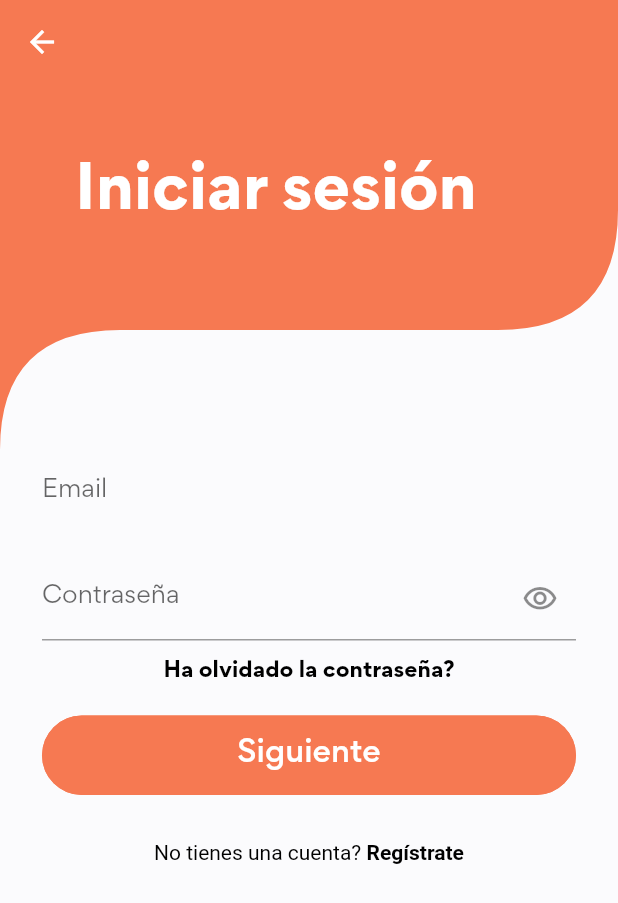
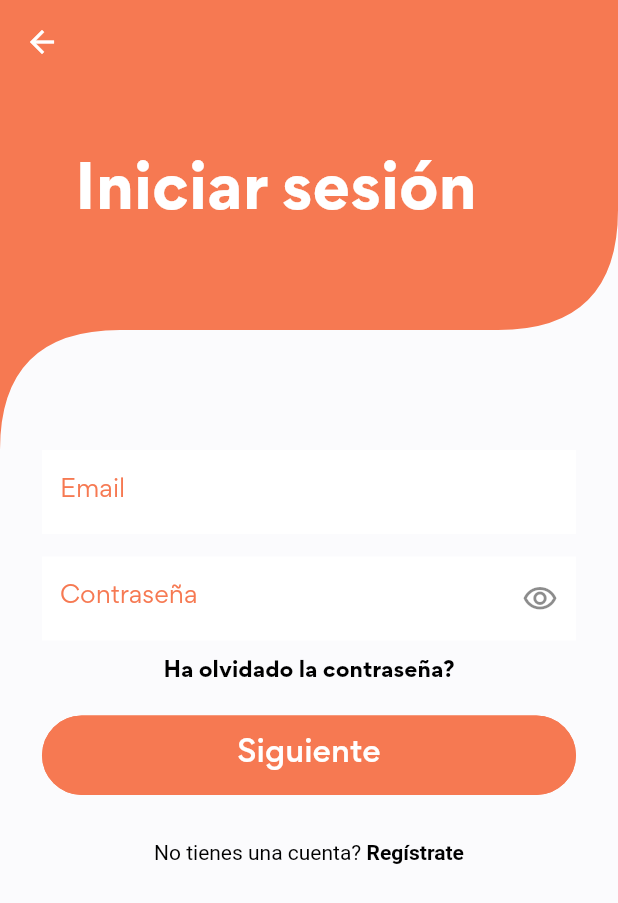
Before and after one commit to stivengm/ShopApp, a Flutter app: the screen it shows after launch, after a tap on "Login", on a phone screen of 412 x 824 dp. Shown: the top 903 px of the screen. Run offline on Flutter 3.47's test engine with Material 2 defaults, Android fonts, the phone set to English and light mode, and no system bars; our stand-ins replace bloc, flutter_bloc, flutter_svg, flutter_zoom_drawer.

Commit message:
Ajuste de formulario login.

```diff
--- a/lib/gui/views/login_view/form_login.dart
+++ b/lib/gui/views/login_view/form_login.dart
@@ -30,17 +30,44 @@ class _FormLoginState extends State<FormLogin> {
 
             },
             keyboardType: TextInputType.emailAddress,
-            decoration: const InputDecoration(
+            autocorrect: false,
+            decoration: InputDecoration(
               labelText: 'Email',
-              border: InputBorder.none
+              labelStyle: const TextStyle(
+                color: primaryColor
+              ),
+              filled: true,
+              fillColor: whiteColor,
+              focusedBorder: InputBorder.none,
+              enabledBorder: InputBorder.none,
+              border: OutlineInputBorder(
+                borderSide: const BorderSide(
+                  color: whiteColor
+                ),
+                borderRadius: BorderRadius.circular(10.0)
+              )
             ),
           ),
           const SizedBox(height: 15.0),
           TextFormField(
             obscureText: _passwordVisible,
             onChanged: (value) { },
+            autocorrect: false,
             decoration: InputDecoration(
               labelText: 'Contraseña',
+              labelStyle: const TextStyle(
+                color: primaryColor
+              ),
+              filled: true,
+              fillColor: whiteColor,
+              focusedBorder: InputBorder.none,
+              enabledBorder: InputBorder.none,
+              border: OutlineInputBorder(
+                borderSide: const BorderSide(
+                  color: whiteColor
+                ),
+                borderRadius: BorderRadius.circular(10.0)
+              ),
               suffixIcon: IconButton(
                 icon: Icon(
                   _passwordVisible
```
